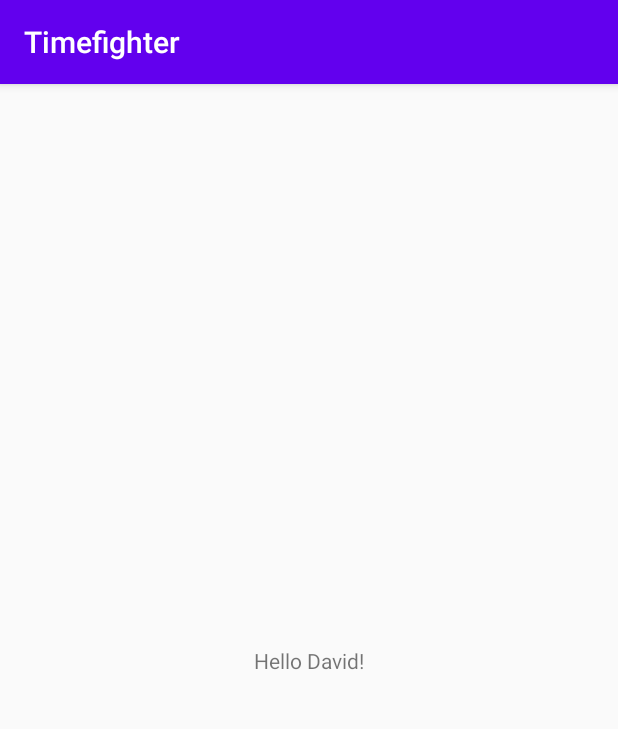
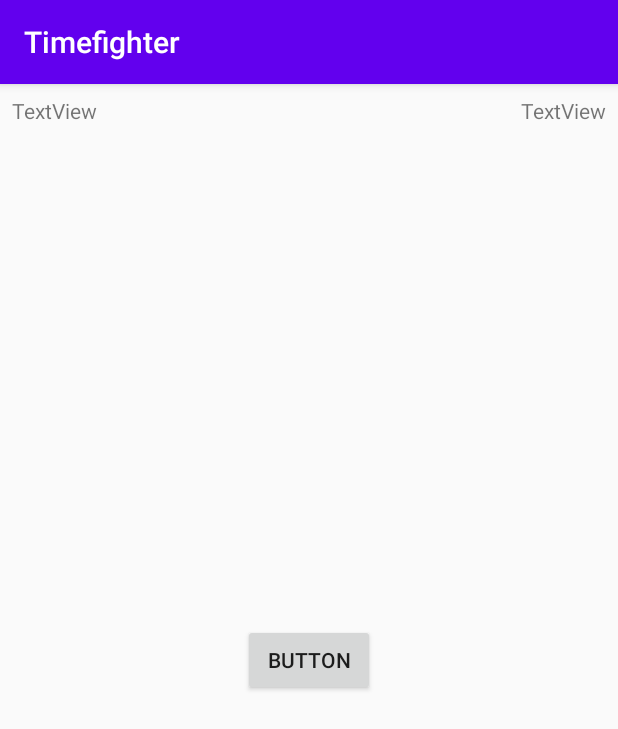
Before and after one commit to Causedmass957/Timefighter, an Android app: the screen it shows after launch (MainActivity), on a phone screen of 412 x 824 dp. Shown: the top 729 px of the screen. Run offline under Robolectric (Android 15) with nearby library versions, the phone set to English and light mode, and no system bars.

```diff
--- a/app/src/main/res/layout/activity_main.xml
+++ b/app/src/main/res/layout/activity_main.xml
@@ -7,12 +7,37 @@
     tools:context=".MainActivity">
 
     <TextView
+        android:id="@+id/textView"
         android:layout_width="wrap_content"
         android:layout_height="wrap_content"
-        android:text="Hello David!"
+        android:layout_marginStart="8dp"
+        android:layout_marginTop="8dp"
+        android:text="TextView"
+        app:layout_constraintStart_toStartOf="parent"
+        app:layout_constraintTop_toTopOf="parent" />
+
+    <TextView
+        android:id="@+id/textView2"
+        android:layout_width="wrap_content"
+        android:layout_height="wrap_content"
+        android:layout_marginTop="8dp"
+        android:layout_marginEnd="8dp"
+        android:text="TextView"
+        app:layout_constraintEnd_toEndOf="parent"
+        app:layout_constraintTop_toTopOf="parent" />
+
+    <Button
+        android:id="@+id/button"
+        android:layout_width="wrap_content"
+        android:layout_height="wrap_content"
+        android:layout_marginStart="161dp"
+        android:layout_marginTop="342dp"
+        android:layout_marginEnd="161dp"
+        android:layout_marginBottom="342dp"
+        android:text="Button"
         app:layout_constraintBottom_toBottomOf="parent"
-        app:layout_constraintLeft_toLeftOf="parent"
-        app:layout_constraintRight_toRightOf="parent"
+        app:layout_constraintEnd_toEndOf="parent"
+        app:layout_constraintStart_toStartOf="parent"
         app:layout_constraintTop_toTopOf="parent" />
 
 </androidx.constraintlayout.widget.ConstraintLayout>
```
